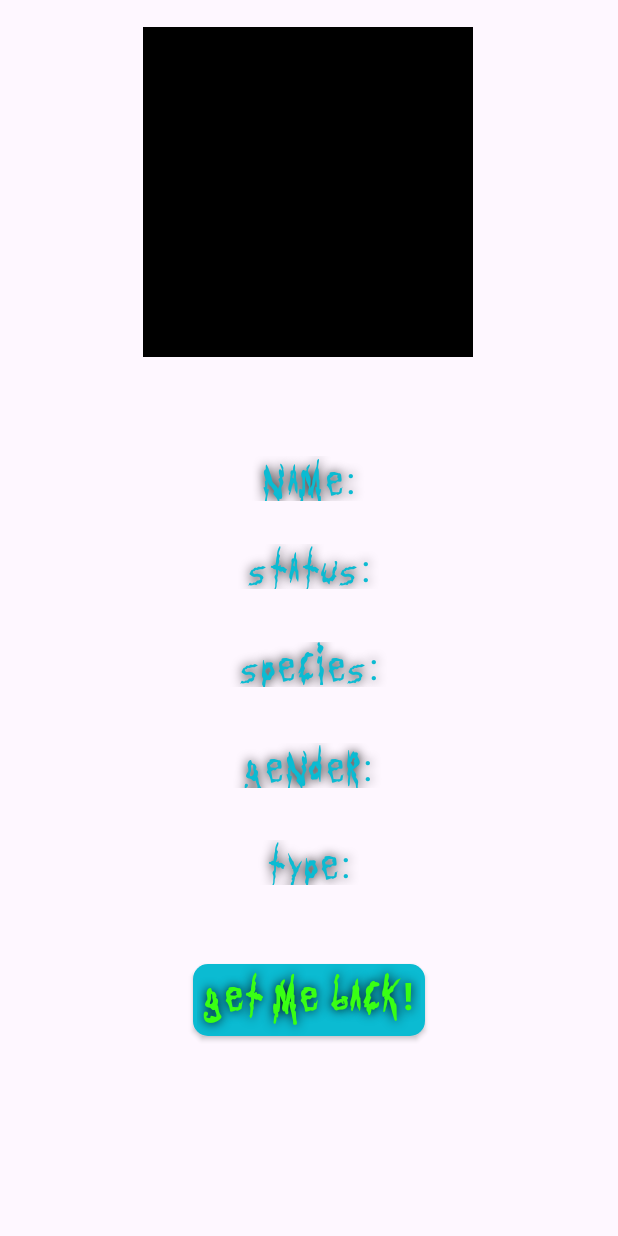
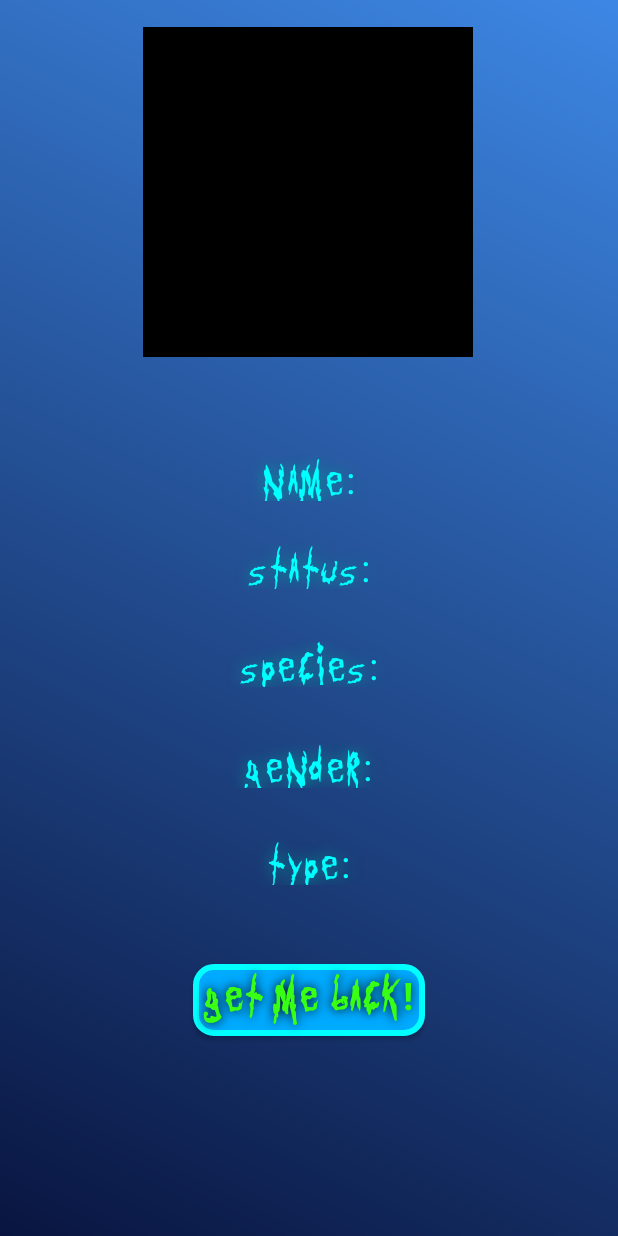
Before and after one commit to JuanDiego1912/Rick_Morty_App, an Android app: the layout activity_character_info.xml on its own in the app's theme, with its tools: preview values and no code run, on a phone screen of 412 x 824 dp. Run offline under Robolectric (Android 15) with nearby library versions, the phone set to English and light mode, and no system bars; network calls fail.

Commit message:
Estilos para la activity activity_character_info.xml terminados(creo).
Seguir mejorando los estilos y buscar optimizar.

```diff
--- a/app/src/main/java/com/dam2/rick_morty_app/SpinnerInformationSetter/SpinnerInformation.kt
+++ b/app/src/main/java/com/dam2/rick_morty_app/SpinnerInformationSetter/SpinnerInformation.kt
@@ -20,25 +20,18 @@ class SpinnerInformation(val chipGroup : ChipGroup,
             chip.setOnClickListener {
 
                 val seasonEnum = Seasons.entries.find {
-                    println(it)
                     it.getSeason(context) == chip.text.toString()
                 }
 
                 seasonEnum?.let {
                     updateSpinnerContent(getItemsForSpinner(it))
-                    Toast.makeText(context, "${seasonEnum}", Toast.LENGTH_SHORT).show()
                 }
-
-
             }
         }
     }
 
     private fun getItemsForSpinner(season : Seasons) : List<Episode> {
-        val seasonText = context.getString(season.seasonResId)
-        println(seasonText)
-        println(episodesResponse.filter { it.episodio.contains(seasonText, ignoreCase = true) }.toString())
-        return episodesResponse.filter { it.episodio.contains(seasonText, ignoreCase = true) }
+        return episodesResponse.filter { it.episodio.contains(season.toString(), ignoreCase = true) }
     }
 
     private fun updateSpinnerContent(nuevosItems : List<Episode>) {
--- a/app/src/main/java/com/dam2/rick_morty_app/Views/MainActivity.kt
+++ b/app/src/main/java/com/dam2/rick_morty_app/Views/MainActivity.kt
@@ -162,7 +162,6 @@ class MainActivity : AppCompatActivity() {
                     )
 
                     actualizarSpiner.setListenerOnChips()
-
                     initSpinner()
                     setCharacterByEpisodeID()
 
--- a/app/src/main/res/drawable/buttons_style.xml
+++ b/app/src/main/res/drawable/buttons_style.xml
@@ -1,9 +1,17 @@
 <?xml version="1.0" encoding="utf-8"?>
 <selector xmlns:android="http://schemas.android.com/apk/res/android">
+    <item android:state_pressed="true">
+        <shape>
+            <solid android:color="@color/green_rick_and_morty"/>
+            <corners android:radius="12dp"/>
+            <stroke android:width="4dp" android:color="@color/green_rick_and_morty"/>
+        </shape>
+    </item>
     <item>
-        <shape android:shape="rectangle">
-            <corners android:radius="10dp"/>
-            <solid android:color="@color/blue_rick_and_morty"/>
+        <shape>
+            <solid android:color="@color/blue"/>
+            <corners android:radius="12dp"/>
+            <stroke android:width="4dp" android:color="@color/blue_rick_and_morty"/>
         </shape>
     </item>
 </selector>
--- /dev/null
+++ b/app/src/main/res/drawable/fondo_degradado.xml
@@ -0,0 +1,12 @@
+<?xml version="1.0" encoding="utf-8"?>
+<layer-list xmlns:android="http://schemas.android.com/apk/res/android">
+    <item>
+        <shape android:shape="rectangle">
+            <gradient
+                android:angle="45"
+                android:startColor="@color/azul_oscuro"
+                android:endColor="@color/azul_neon_oscuro"
+                android:type="linear"/>
+        </shape>
+    </item>
+</layer-list>
--- a/app/src/main/res/layout/activity_character_info.xml
+++ b/app/src/main/res/layout/activity_character_info.xml
@@ -3,6 +3,7 @@
     xmlns:app="http://schemas.android.com/apk/res-auto"
     xmlns:tools="http://schemas.android.com/tools"
     android:id="@+id/main"
+    android:background="@drawable/fondo_degradado"
     android:layout_width="match_parent"
     android:layout_height="match_parent"
     tools:context=".Views.CharacterInfo">
@@ -26,13 +27,7 @@
         android:layout_width="match_parent"
         android:layout_height="30dp"
         android:textAlignment="center"
-        android:textColor="@color/blue_rick_and_morty"
-        android:textSize="25sp"
-        android:shadowColor="#000000"
-        android:shadowDx="0"
-        android:shadowDy="0"
-        android:shadowRadius="8"
-        android:fontFamily="@font/rick_and_mortys_font"
+        android:theme="@style/TextoNeonAzul"
         app:layout_constraintBottom_toBottomOf="parent"
         app:layout_constraintEnd_toEndOf="parent"
         app:layout_constraintHorizontal_bias="0.0"
@@ -46,13 +41,7 @@
         android:layout_width="match_parent"
         android:layout_height="30dp"
         android:textAlignment="center"
-        android:textColor="@color/blue_rick_and_morty"
-        android:fontFamily="@font/rick_and_mortys_font"
-        android:textSize="25sp"
-        android:shadowColor="#000000"
-        android:shadowDx="0"
-        android:shadowDy="0"
-        android:shadowRadius="8"
+        android:theme="@style/TextoNeonAzul"
         app:layout_constraintBottom_toBottomOf="parent"
         app:layout_constraintEnd_toEndOf="parent"
         app:layout_constraintHorizontal_bias="0.0"
@@ -66,13 +55,7 @@
         android:layout_width="match_parent"
         android:layout_height="30dp"
         android:textAlignment="center"
-        android:textColor="@color/blue_rick_and_morty"
-        android:fontFamily="@font/rick_and_mortys_font"
-        android:textSize="25sp"
-        android:shadowColor="#000000"
-        android:shadowDx="0"
-        android:shadowDy="0"
-        android:shadowRadius="8"
+        android:theme="@style/TextoNeonAzul"
         app:layout_constraintBottom_toBottomOf="parent"
         app:layout_constraintEnd_toEndOf="parent"
         app:layout_constraintHorizontal_bias="0.0"
@@ -86,12 +69,7 @@
         android:layout_width="match_parent"
         android:layout_height="30dp"
         android:textAlignment="center"
-        android:textColor="@color/blue_rick_and_morty"
-        android:textSize="25sp"
-        android:shadowColor="#000000"
-        android:shadowDx="0"
-        android:shadowDy="0"
-        android:shadowRadius="8"
+        android:theme="@style/TextoNeonAzul"
         app:layout_constraintBottom_toBottomOf="parent"
         android:fontFamily="@font/rick_and_mortys_font"
         app:layout_constraintEnd_toEndOf="parent"
@@ -106,12 +84,7 @@
         android:layout_width="match_parent"
         android:layout_height="30dp"
         android:textAlignment="center"
-        android:textColor="@color/blue_rick_and_morty"
-        android:textSize="25sp"
-        android:shadowColor="#000000"
-        android:shadowDx="0"
-        android:shadowDy="0"
-        android:shadowRadius="8"
+        android:theme="@style/TextoNeonAzul"
         app:layout_constraintBottom_toBottomOf="parent"
         android:fontFamily="@font/rick_and_mortys_font"
         app:layout_constraintEnd_toEndOf="parent"
@@ -125,7 +98,7 @@
         android:id="@+id/btnBack"
         android:layout_width="wrap_content"
         android:layout_height="wrap_content"
-        android:textColor="@color/gren_rick_and_morty"
+        android:textColor="@color/green_rick_and_morty"
         android:textStyle="bold"
         android:textSize="25sp"
         android:paddingStart="8dp"
--- a/app/src/main/res/layout/activity_main.xml
+++ b/app/src/main/res/layout/activity_main.xml
@@ -99,7 +99,7 @@
             android:layout_height="wrap_content"
             app:fab_icon="@drawable/color_picker_icon"
             app:fab_size="mini"
-            app:fab_colorNormal="@color/gren_rick_and_morty"
+            app:fab_colorNormal="@color/green_rick_and_morty"
             app:fab_title="Change background color" />
 
     </com.getbase.floatingactionbutton.FloatingActionsMenu>
--- a/app/src/main/res/layout/activity_start_animation.xml
+++ b/app/src/main/res/layout/activity_start_animation.xml
@@ -34,7 +34,7 @@
         android:shadowDy="0"
         android:shadowRadius="8"
         android:text="@string/rick_and_morty"
-        android:textColor="@color/gren_rick_and_morty"
+        android:textColor="@color/green_rick_and_morty"
         android:textSize="55sp"
         android:layout_marginTop="-200dp"
         app:layout_constraintTop_toTopOf="parent"
--- a/app/src/main/res/layout/item_characters.xml
+++ b/app/src/main/res/layout/item_characters.xml
@@ -7,14 +7,13 @@
     android:layout_marginBottom="5dp"
     android:layout_marginStart="10dp"
     android:layout_marginEnd="10dp"
-
     xmlns:app="http://schemas.android.com/apk/res-auto"
     app:cardCornerRadius="15dp">
 
     <androidx.constraintlayout.widget.ConstraintLayout
         android:layout_width="match_parent"
         android:layout_height="wrap_content"
-        android:background="@color/blue_rick_and_morty">
+        android:background="@color/azul_neon_oscuro">
 
         <ImageView
             android:id="@+id/imgvCharacter"
@@ -30,15 +29,19 @@
 
         <TextView
             android:id="@+id/tvCharacterName"
-            android:layout_width="wrap_content"
+            android:layout_width="0dp"
             android:layout_height="wrap_content"
-            android:textColor="@color/gren_rick_and_morty"
+            android:textColor="@color/green_rick_and_morty"
             android:textSize="25sp"
             android:shadowColor="#000000"
             android:shadowDx="0"
             android:shadowDy="0"
             android:shadowRadius="8"
             android:fontFamily="@font/rick_and_mortys_font"
+            android:maxLines="2"
+            android:ellipsize="end"
+            android:breakStrategy="simple"
+            android:textAlignment="center"
             app:layout_constraintBottom_toBottomOf="parent"
             app:layout_constraintEnd_toEndOf="parent"
             app:layout_constraintHorizontal_bias="0.5"
@@ -48,5 +51,4 @@
             tools:text="Character Name" />
 
     </androidx.constraintlayout.widget.ConstraintLayout>
-
 </androidx.cardview.widget.CardView>
--- a/app/src/main/res/values/colors.xml
+++ b/app/src/main/res/values/colors.xml
@@ -2,7 +2,11 @@
 <resources>
     <color name="black">#FF000000</color>
     <color name="white">#FFFFFFFF</color>
-    <color name="blue_rick_and_morty">#0BBBD2</color>
-    <color name="gren_rick_and_morty">#39FF14</color>
+    <color name="blue_rick_and_morty">#00FFFF</color>
+    <color name="green_rick_and_morty">#39FF14</color>
     <color name="animation_background_color">#39FF14</color>
+    <color name="azul_oscuro">#091540</color>
+    <color name="azul_neon_oscuro">#3D87E4</color>
+    <color name="azul_semiopaco">#009999</color>
+    <color name="blue">#00AAFF</color>
 </resources>
--- a/app/src/main/res/values/themes.xml
+++ b/app/src/main/res/values/themes.xml
@@ -9,6 +9,16 @@
 
     <style name="etiqueta">
         <item name="background">@drawable/background_eti_fab</item>
-        <item name="android:textColor">@color/gren_rick_and_morty</item>
+        <item name="android:textColor">@color/green_rick_and_morty</item>
     </style>
+
+    <style name="TextoNeonAzul">
+        <item name="android:textColor">@color/blue_rick_and_morty</item>
+        <item name="android:shadowColor">@color/azul_semiopaco</item>
+        <item name="android:shadowRadius">12</item>
+        <item name="android:textSize">25sp</item>
+        <item name="android:fontFamily">@font/rick_and_mortys_font</item>
+    </style>
+
+
 </resources>
```
